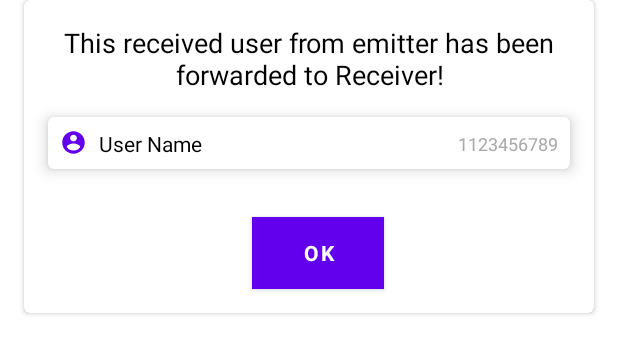
After one commit to MGamalE/YelloMiddleMan, an Android app: the layout dialog_user.xml on its own in the app's theme, with its tools: preview values and no code run, on a phone screen of 412 x 824 dp. The commit adds this screen. Shown: the top 354 px of the screen. Run offline under Robolectric (Android 15) with nearby library versions, the phone set to English and light mode, and no system bars.

Commit message:
Display received user on dialog

```diff
--- a/app/build.gradle
+++ b/app/build.gradle
@@ -44,4 +44,5 @@ dependencies {
     androidTestImplementation 'androidx.test.ext:junit:1.1.2'
     androidTestImplementation 'androidx.test.espresso:espresso-core:3.3.0'
     implementation 'com.google.code.gson:gson:2.8.7'
+    implementation 'org.jetbrains.kotlinx:kotlinx-coroutines-android:1.3.9'
 }
--- a/app/src/main/AndroidManifest.xml
+++ b/app/src/main/AndroidManifest.xml
@@ -1,6 +1,9 @@
 <?xml version="1.0" encoding="utf-8"?>
 <manifest xmlns:android="http://schemas.android.com/apk/res/android"
     package="com.sharkawy.yellomiddleman">
+
+    <uses-permission android:name="android.permission.INTERNET"/>
+    <uses-permission android:name="android.permission.ACCESS_NETWORK_STATE"/>
 
     <application
         android:allowBackup="true"
--- /dev/null
+++ b/app/src/main/res/drawable/ic_baseline_account_circle_24.xml
@@ -0,0 +1,10 @@
+<vector xmlns:android="http://schemas.android.com/apk/res/android"
+    android:width="24dp"
+    android:height="24dp"
+    android:viewportWidth="24"
+    android:viewportHeight="24"
+    android:tint="@color/purple_500">
+  <path
+      android:fillColor="@color/purple_500"
+      android:pathData="M12,2C6.48,2 2,6.48 2,12s4.48,10 10,10 10,-4.48 10,-10S17.52,2 12,2zM12,5c1.66,0 3,1.34 3,3s-1.34,3 -3,3 -3,-1.34 -3,-3 1.34,-3 3,-3zM12,19.2c-2.5,0 -4.71,-1.28 -6,-3.22 0.03,-1.99 4,-3.08 6,-3.08 1.99,0 5.97,1.09 6,3.08 -1.29,1.94 -3.5,3.22 -6,3.22z"/>
+</vector>
--- /dev/null
+++ b/app/src/main/res/layout/dialog_user.xml
@@ -0,0 +1,121 @@
+<?xml version="1.0" encoding="utf-8"?>
+<androidx.cardview.widget.CardView xmlns:android="http://schemas.android.com/apk/res/android"
+    xmlns:app="http://schemas.android.com/apk/res-auto"
+    xmlns:tools="http://schemas.android.com/tools"
+    android:layout_width="match_parent"
+    android:layout_height="wrap_content"
+    android:layout_marginStart="16dp"
+    android:layout_marginEnd="16dp"
+    app:cardBackgroundColor="@color/white"
+    app:cardCornerRadius="4dp"
+    app:layout_constraintBottom_toBottomOf="parent"
+    app:layout_constraintEnd_toEndOf="parent"
+    app:layout_constraintStart_toStartOf="parent"
+    app:layout_constraintTop_toTopOf="parent">
+
+    <androidx.constraintlayout.widget.ConstraintLayout
+        android:layout_width="match_parent"
+        android:layout_height="match_parent">
+
+        <TextView
+            android:id="@+id/title"
+            android:layout_width="wrap_content"
+            android:layout_height="wrap_content"
+            android:layout_marginStart="16dp"
+            android:layout_marginTop="16dp"
+            android:layout_marginEnd="16dp"
+            android:gravity="center"
+            android:text="@string/message"
+            android:textAlignment="center"
+            android:textColor="@android:color/primary_text_light_nodisable"
+            android:textSize="18sp"
+            app:layout_constraintEnd_toEndOf="parent"
+            app:layout_constraintStart_toStartOf="parent"
+            app:layout_constraintTop_toTopOf="parent" />
+
+        <com.google.android.material.card.MaterialCardView
+            android:id="@+id/user_vg"
+            android:layout_width="match_parent"
+            android:layout_height="wrap_content"
+            android:layout_margin="16dp"
+            android:theme="@style/Theme.MaterialComponents.Light"
+            app:cardElevation="6dp"
+            app:layout_constraintEnd_toEndOf="parent"
+            app:layout_constraintStart_toStartOf="parent"
+            app:layout_constraintTop_toBottomOf="@+id/title">
+
+            <androidx.constraintlayout.widget.ConstraintLayout
+                android:layout_width="match_parent"
+                android:layout_height="wrap_content"
+                android:paddingTop="8dp"
+                android:paddingBottom="8dp">
+
+                <ImageView
+                    android:id="@+id/user_img"
+                    android:layout_width="18dp"
+                    android:layout_height="18dp"
+                    android:layout_marginStart="8dp"
+                    android:layout_marginLeft="8dp"
+                    android:src="@drawable/ic_baseline_account_circle_24"
+                    app:layout_constraintStart_toStartOf="parent"
+                    app:layout_constraintTop_toTopOf="parent" />
+
+                <com.google.android.material.textview.MaterialTextView
+                    android:id="@+id/user_name_tv"
+                    style="@style/TextAppearance.AppCompat.Body1"
+                    android:layout_width="wrap_content"
+                    android:layout_height="wrap_content"
+                    android:layout_marginStart="8dp"
+                    android:layout_marginLeft="8dp"
+                    android:textColor="@android:color/primary_text_light"
+                    android:textSize="14sp"
+                    app:layout_constraintBottom_toBottomOf="@+id/user_img"
+                    app:layout_constraintStart_toEndOf="@+id/user_img"
+                    app:layout_constraintTop_toTopOf="@+id/user_img"
+                    tools:text="User Name" />
+
+                <com.google.android.material.textview.MaterialTextView
+                    android:id="@+id/user_phone_tv"
+                    style="@style/TextAppearance.AppCompat.Caption"
+                    android:layout_width="wrap_content"
+                    android:layout_height="wrap_content"
+                    android:layout_marginEnd="8dp"
+                    android:layout_marginRight="8dp"
+                    android:textColor="@android:color/darker_gray"
+                    app:layout_constraintBottom_toBottomOf="parent"
+                    app:layout_constraintEnd_toEndOf="parent"
+                    app:layout_constraintTop_toTopOf="parent"
+                    tools:text="1123456789" />
+
+
+            </androidx.constraintlayout.widget.ConstraintLayout>
+
+        </com.google.android.material.card.MaterialCardView>
+
+
+        <com.google.android.material.button.MaterialButton
+            android:id="@+id/confirm_btn"
+            style="@style/TextAppearance.AppCompat.Small"
+            android:layout_width="wrap_content"
+            android:layout_height="48dp"
+            android:layout_marginStart="16dp"
+            android:layout_marginLeft="16dp"
+            android:layout_marginTop="32dp"
+            android:layout_marginEnd="4dp"
+            android:layout_marginRight="4dp"
+            android:layout_marginBottom="16dp"
+            android:background="@color/purple_500"
+            android:text="@string/ok"
+            android:textColor="@color/white"
+            android:textStyle="bold"
+            android:theme="@style/Theme.MaterialComponents.Light"
+            app:backgroundTint="@color/purple_500"
+            app:cornerRadius="0dp"
+            app:layout_constraintBottom_toBottomOf="parent"
+            app:layout_constraintEnd_toEndOf="parent"
+            app:layout_constraintStart_toStartOf="parent"
+            app:layout_constraintTop_toBottomOf="@+id/user_vg" />
+
+
+    </androidx.constraintlayout.widget.ConstraintLayout>
+</androidx.cardview.widget.CardView>
--- a/app/src/main/res/values/strings.xml
+++ b/app/src/main/res/values/strings.xml
@@ -1,3 +1,6 @@
 <resources>
     <string name="app_name">YelloMiddleMan</string>
+    <string name="message">This received user from emitter has been forwarded to Receiver!</string>
+    <string name="ok">OK</string>
+    <string name="cancel">Cancel</string>
 </resources>
```
Also changed, not shown: app/src/main/java/com/sharkawy/yellomiddleman/presentation/MainActivity.kt (+87 -0 lines).
